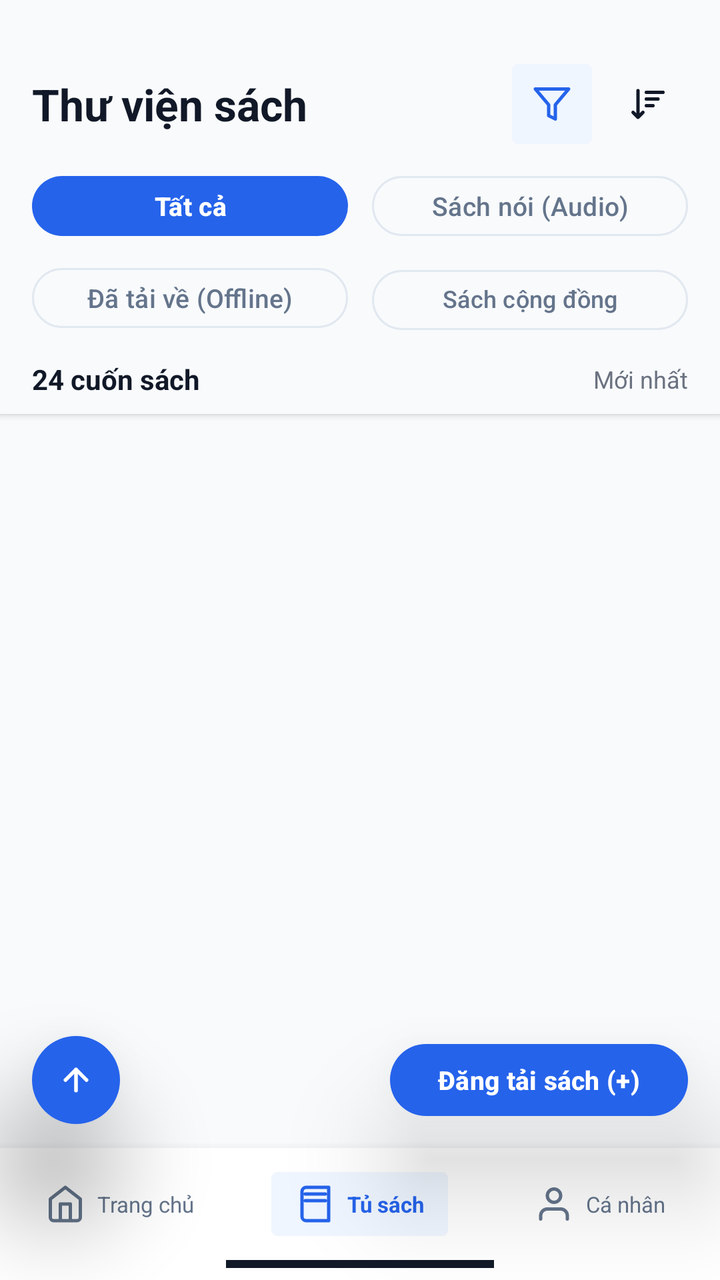
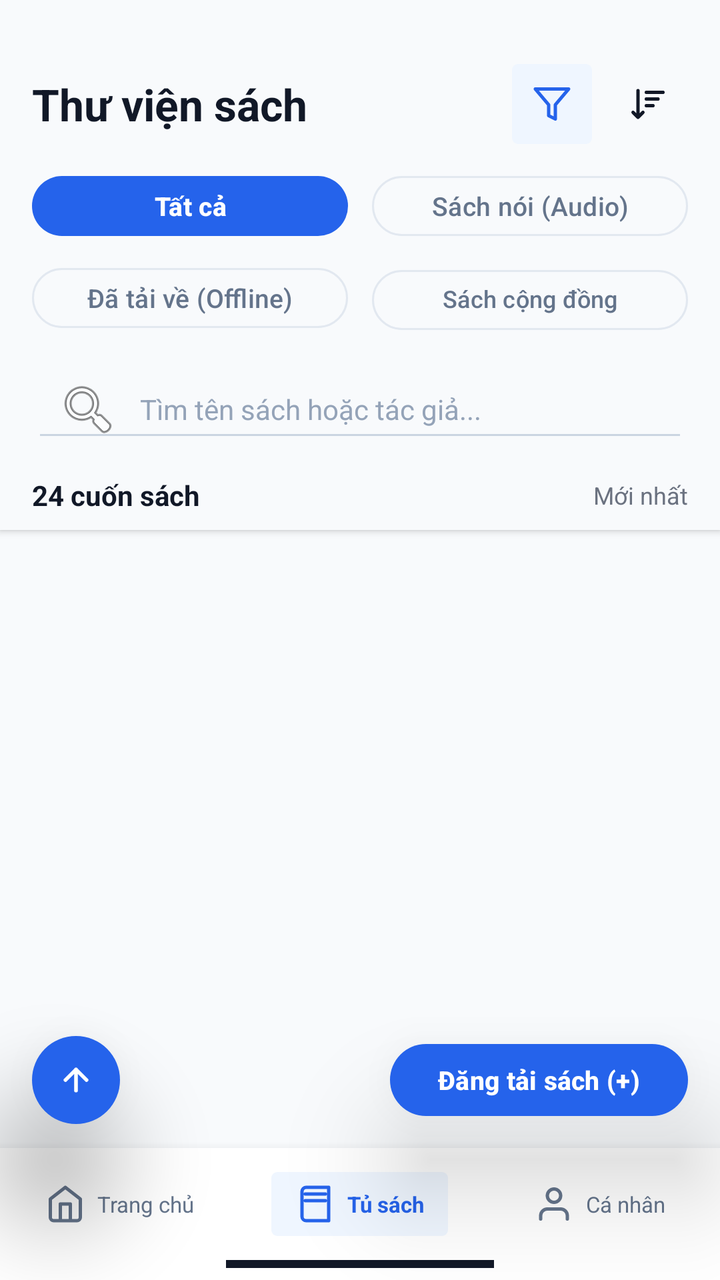

Before-and-after screenshots of an Android layout around one commit, followed by the original layout XML and the change that was made.
<!-- AndroidManifest.xml: application theme Theme.GROUP12 -->
<!-- res/layout/activity_library.xml -->
<?xml version="1.0" encoding="utf-8"?>
<RelativeLayout xmlns:android="http://schemas.android.com/apk/res/android"
    xmlns:app="http://schemas.android.com/apk/res-auto"
    xmlns:tools="http://schemas.android.com/tools"
    android:layout_width="match_parent"
    android:layout_height="match_parent"
    android:background="#F8FAFC"
    tools:ignore="HardcodedText,ContentDescription,SmallSp,UseCompoundDrawables,DisableBaselineAlignment"
    tools:context=".MainActivity">

    
    <LinearLayout
        android:id="@+id/topHeader"
        android:layout_width="match_parent"
        android:layout_height="wrap_content"
        android:layout_alignParentTop="true"
        android:background="#F8FAFC"
        android:elevation="2dp"
        android:orientation="vertical"
        android:paddingStart="16dp"
        android:paddingTop="32dp"
        android:paddingEnd="16dp"
        android:paddingBottom="8dp">

        
        <LinearLayout
            android:layout_width="match_parent"
            android:layout_height="wrap_content"
            android:gravity="center_vertical"
            android:orientation="horizontal">

            <TextView
                android:layout_width="0dp"
                android:layout_height="wrap_content"
                android:layout_weight="1"
                android:text="Thư viện sách"
                android:textColor="#111827"
                android:textSize="22sp"
                android:textStyle="bold" />

            <ImageButton
                android:id="@+id/btnFilter"
                android:layout_width="40dp"
                android:layout_height="40dp"
                android:background="@drawable/bg_home_indicator"
                android:backgroundTint="#EFF6FF"
                android:contentDescription="Filter"
                android:padding="10dp"
                android:scaleType="centerInside"
                app:srcCompat="@drawable/ic_filter" />

            <ImageButton
                android:id="@+id/btnSort"
                android:layout_width="40dp"
                android:layout_height="40dp"
                android:layout_marginStart="8dp"
                android:background="?attr/selectableItemBackgroundBorderless"
                android:contentDescription="Sort"
                android:padding="10dp"
                android:scaleType="centerInside"
                app:srcCompat="@drawable/ic_sort" />
        </LinearLayout>

        
        <LinearLayout
            android:layout_width="match_parent"
            android:layout_height="wrap_content"
            android:layout_marginTop="12dp"
            android:orientation="vertical">

            
            <LinearLayout
                android:layout_width="match_parent"
                android:layout_height="wrap_content"
                android:orientation="horizontal"
                android:weightSum="2">

                <com.google.android.material.button.MaterialButton
                    android:id="@+id/btnChipAll"
                    android:layout_width="0dp"
                    android:layout_height="38dp"
                    android:layout_marginEnd="6dp"
                    android:layout_weight="1"
                    android:text="Tất cả"
                    android:textAllCaps="false"
                    android:textColor="#FFFFFF"
                    android:textSize="13sp"
                    android:textStyle="bold"
                    app:backgroundTint="#2563EB"
                    app:cornerRadius="20dp"
                    app:elevation="0dp" />

                <com.google.android.material.button.MaterialButton
                    android:id="@+id/btnChipAudio"
                    style="@style/Widget.Material3.Button.OutlinedButton"
                    android:layout_width="0dp"
                    android:layout_height="38dp"
                    android:layout_marginStart="6dp"
                    android:layout_weight="1"
                    android:text="Sách nói (Audio)"
                    android:textAllCaps="false"
                    android:textColor="#64748B"
                    android:textSize="13sp"
                    app:cornerRadius="20dp"
                    app:strokeColor="#E2E8F0"
                    app:strokeWidth="1dp" />
            </LinearLayout>

            
            <LinearLayout
                android:layout_width="match_parent"
                android:layout_height="wrap_content"
                android:layout_marginTop="8dp"
                android:orientation="horizontal"
                android:weightSum="2">

                <com.google.android.material.button.MaterialButton
                    android:id="@+id/btnChipOffline"
                    style="@style/Widget.Material3.Button.OutlinedButton"
                    android:layout_width="0dp"
                    android:layout_height="38dp"
                    android:layout_marginEnd="6dp"
                    android:layout_weight="1"
                    android:text="Đã tải về (Offline)"
                    android:textAllCaps="false"
                    android:textColor="#64748B"
                    android:textSize="13sp"
                    app:cornerRadius="20dp"
                    app:strokeColor="#E2E8F0"
                    app:strokeWidth="1dp" />

                <com.google.android.material.button.MaterialButton
                    android:id="@+id/btnChipCommunity"
                    style="@style/Widget.Material3.Button.OutlinedButton"
                    android:layout_width="0dp"
                    android:layout_height="38dp"
                    android:layout_marginStart="6dp"
                    android:layout_weight="1"
                    android:text="Sách cộng đồng đóng góp"
                    android:textAllCaps="false"
                    android:textColor="#64748B"
                    android:textSize="12sp"
                    app:cornerRadius="20dp"
                    app:strokeColor="#E2E8F0"
                    app:strokeWidth="1dp" />
            </LinearLayout>
        </LinearLayout>

        
        <LinearLayout
            android:layout_width="match_parent"
            android:layout_height="wrap_content"
            android:layout_marginTop="12dp"
            android:gravity="center_vertical"
            android:orientation="horizontal">

            <TextView
                android:layout_width="0dp"
                android:layout_height="wrap_content"
                android:layout_weight="1"
                android:text="24 cuốn sách"
                android:id="@+id/txtBookCount"
                android:textColor="#111827"
                android:textSize="14sp"
                android:textStyle="bold" />

            <TextView
                android:layout_width="wrap_content"
                android:layout_height="wrap_content"
                android:text="Mới nhất"
                android:textColor="#6B7280"
                android:textSize="12sp" />
        </LinearLayout>
    </LinearLayout>

    
    <LinearLayout
        android:id="@+id/bottomNavContainer"
        android:layout_width="match_parent"
        android:layout_height="wrap_content"
        android:layout_alignParentBottom="true"
        android:background="#FFFFFF"
        android:elevation="8dp"
        android:orientation="vertical">

        <LinearLayout
            android:layout_width="match_parent"
            android:layout_height="56dp"
            android:gravity="center_vertical"
            android:orientation="horizontal">

            
            <LinearLayout
                android:id="@+id/navHome"
                android:layout_width="0dp"
                android:layout_height="match_parent"
                android:layout_weight="1"
                android:gravity="center"
                android:orientation="horizontal">

                <ImageView
                    android:layout_width="20dp"
                    android:layout_height="20dp"
                    android:contentDescription="Home"
                    android:src="@drawable/ic_home"
                    app:tint="#64748B" />

                <TextView
                    android:layout_width="wrap_content"
                    android:layout_height="wrap_content"
                    android:layout_marginStart="6dp"
                    android:text="Trang chủ"
                    android:textColor="#64748B"
                    android:textSize="11sp" />
            </LinearLayout>

            
            <LinearLayout
                android:id="@+id/navLibrary"
                android:layout_width="0dp"
                android:layout_height="match_parent"
                android:layout_weight="1"
                android:gravity="center"
                android:orientation="horizontal">

                <LinearLayout
                    android:layout_width="wrap_content"
                    android:layout_height="wrap_content"
                    android:background="@drawable/bg_home_indicator"
                    android:backgroundTint="#EFF6FF"
                    android:gravity="center_vertical"
                    android:orientation="horizontal"
                    android:paddingStart="12dp"
                    android:paddingTop="6dp"
                    android:paddingEnd="12dp"
                    android:paddingBottom="6dp">

                    <ImageView
                        android:layout_width="20dp"
                        android:layout_height="20dp"
                        android:contentDescription="Library"
                        android:src="@drawable/ic_library"
                        app:tint="#2563EB" />

                    <TextView
                        android:layout_width="wrap_content"
                        android:layout_height="wrap_content"
                        android:layout_marginStart="6dp"
                        android:text="Tủ sách"
                        android:textColor="#2563EB"
                        android:textSize="11sp"
                        android:textStyle="bold" />
                </LinearLayout>
            </LinearLayout>

            
            <LinearLayout
                android:id="@+id/navProfile"
                android:layout_width="0dp"
                android:layout_height="match_parent"
                android:layout_weight="1"
                android:gravity="center"
                android:orientation="horizontal">

                <ImageView
                    android:layout_width="20dp"
                    android:layout_height="20dp"
                    android:contentDescription="Profile"
                    android:src="@drawable/ic_profile"
                    app:tint="#64748B" />

                <TextView
                    android:layout_width="wrap_content"
                    android:layout_height="wrap_content"
                    android:layout_marginStart="6dp"
                    android:text="Cá nhân"
                    android:textColor="#64748B"
                    android:textSize="11sp" />
            </LinearLayout>
        </LinearLayout>

        
        <View
            android:layout_width="134dp"
            android:layout_height="4dp"
            android:layout_gravity="center_horizontal"
            android:layout_marginBottom="6dp"
            android:background="#111827" />
    </LinearLayout>


    
    <androidx.recyclerview.widget.RecyclerView
        android:id="@+id/recyclerBooks"
        android:layout_width="match_parent"
        android:layout_height="match_parent"
        android:layout_below="@id/topHeader"
        android:layout_above="@id/bottomNavContainer"
        android:clipToPadding="false"
        android:paddingStart="10dp"
        android:paddingTop="8dp"
        android:paddingEnd="10dp"
        android:paddingBottom="70dp"
        android:scrollbars="vertical" />


    
    <com.google.android.material.button.MaterialButton
        android:id="@+id/btnScrollTop"
        android:layout_width="44dp"
        android:layout_height="44dp"
        android:layout_above="@id/bottomNavContainer"
        android:layout_alignParentStart="true"
        android:layout_marginStart="16dp"
        android:layout_marginBottom="12dp"
        android:elevation="32dp"
        android:translationZ="32dp"
        android:insetTop="0dp"
        android:insetBottom="0dp"
        android:padding="0dp"
        app:backgroundTint="#2563EB"
        app:cornerRadius="22dp"
        app:elevation="32dp"
        app:icon="@drawable/ic_arrow_up"
        app:iconGravity="textStart"
        app:iconPadding="0dp"
        app:iconTint="#FFFFFF" />

    
    <com.google.android.material.button.MaterialButton
        android:id="@+id/btnUploadBook"
        android:layout_width="wrap_content"
        android:layout_height="44dp"
        android:layout_above="@id/bottomNavContainer"
        android:layout_alignParentEnd="true"
        android:layout_marginEnd="16dp"
        android:layout_marginBottom="12dp"
        android:elevation="32dp"
        android:translationZ="32dp"
        android:text="Đăng tải sách (+)"
        android:textAllCaps="false"
        android:textColor="#FFFFFF"
        android:textSize="13sp"
        android:textStyle="bold"
        app:backgroundTint="#2563EB"
        app:cornerRadius="22dp"
        app:elevation="32dp" />

</RelativeLayout>
<!-- resources referenced by this layout -->
<resources>
  <!-- drawable bg_home_indicator (drawable) -->
  <shape xmlns:android="http://schemas.android.com/apk/res/android"
      android:shape="rectangle">
      <solid android:color="#0F172A" />
      <corners android:radius="3dp" />
  </shape>
  <!-- drawable ic_arrow_up (drawable) -->
  <vector xmlns:android="http://schemas.android.com/apk/res/android"
      android:width="20dp"
      android:height="20dp"
      android:viewportWidth="24"
      android:viewportHeight="24">
      <path
          android:fillColor="#00000000"
          android:strokeColor="#FFFFFF"
          android:strokeWidth="2.5"
          android:strokeLineCap="round"
          android:strokeLineJoin="round"
          android:pathData="M12,19V5M5,12l7,-7 7,7"/>
  </vector>
  <!-- drawable ic_filter (drawable) -->
  <vector xmlns:android="http://schemas.android.com/apk/res/android"
      android:width="20dp"
      android:height="20dp"
      android:viewportWidth="24"
      android:viewportHeight="24">
      <path
          android:fillColor="#00000000"
          android:strokeColor="#2563EB"
          android:strokeWidth="2"
          android:strokeLineCap="round"
          android:strokeLineJoin="round"
          android:pathData="M22,3H2l8,9.46V19l4,2v-8.54L22,3z"/>
  </vector>
  <!-- drawable ic_home (drawable) -->
  <vector xmlns:android="http://schemas.android.com/apk/res/android"
      android:width="24dp"
      android:height="24dp"
      android:viewportWidth="24"
      android:viewportHeight="24">
      <path
          android:fillColor="#00000000"
          android:strokeColor="#2563EB"
          android:strokeWidth="2"
          android:strokeLineCap="round"
          android:strokeLineJoin="round"
          android:pathData="M3,9l9,-7 9,7v11a2,2 0,0 1,-2 2H5a2,2 0,0 1,-2,-2zM9,22V12h6v10"/>
  </vector>
  <!-- drawable ic_library (drawable) -->
  <vector xmlns:android="http://schemas.android.com/apk/res/android"
      android:width="24dp"
      android:height="24dp"
      android:viewportWidth="24"
      android:viewportHeight="24">
      <path
          android:fillColor="#00000000"
          android:strokeColor="#64748B"
          android:strokeWidth="2"
          android:strokeLineCap="round"
          android:strokeLineJoin="round"
          android:pathData="M4,19.5v-15A2.5,2.5 0,0 1,6.5 2H20v20H6.5a2.5,2.5 0,0 1,-2.5,-2.5zM6,6h12M6,10h12"/>
  </vector>
  <!-- drawable ic_profile (drawable) -->
  <vector xmlns:android="http://schemas.android.com/apk/res/android"
      android:width="24dp"
      android:height="24dp"
      android:viewportWidth="24"
      android:viewportHeight="24">
      <path
          android:fillColor="#00000000"
          android:strokeColor="#64748B"
          android:strokeWidth="2"
          android:strokeLineCap="round"
          android:strokeLineJoin="round"
          android:pathData="M20,21v-2a4,4 0,0 0,-4,-4H8a4,4 0,0 0,-4,4v2M12,11a4,4 0,1 0,0,-8 4,4 0,0 0,0,8z"/>
  </vector>
  <!-- drawable ic_sort (drawable) -->
  <vector xmlns:android="http://schemas.android.com/apk/res/android"
      android:width="20dp"
      android:height="20dp"
      android:viewportWidth="24"
      android:viewportHeight="24">
      <path
          android:fillColor="#00000000"
          android:strokeColor="#111827"
          android:strokeWidth="2"
          android:strokeLineCap="round"
          android:strokeLineJoin="round"
          android:pathData="M11,5H21M11,9H18M11,13H15M3,17l3,3 3,-3M6,18V4"/>
  </vector>
  <style name="Theme.GROUP12" parent="Base.Theme.GROUP12" />
  <style name="Base.Theme.GROUP12" parent="Theme.Material3.DayNight.NoActionBar">
          
          
      </style>
</resources>

<!-- the commit's change to res/layout/activity_library.xml (unified diff, before → after) -->
@@ -145,6 +145,25 @@
                     app:strokeWidth="1dp" />
             </LinearLayout>
         </LinearLayout>
+
+
+        
+        <EditText
+            android:id="@+id/etSearchBook"
+            android:layout_width="match_parent"
+            android:layout_height="46dp"
+            android:layout_marginTop="12dp"
+            android:backgroundTint="#CBD5E1"
+            android:drawableStart="@android:drawable/ic_menu_search"
+            android:drawablePadding="10dp"
+            android:hint="Tìm tên sách hoặc tác giả..."
+            android:inputType="text"
+            android:paddingStart="12dp"
+            android:paddingEnd="12dp"
+            android:singleLine="true"
+            android:textColor="#111827"
+            android:textColorHint="#94A3B8"
+            android:textSize="14sp" />
 
         
         <LinearLayout
